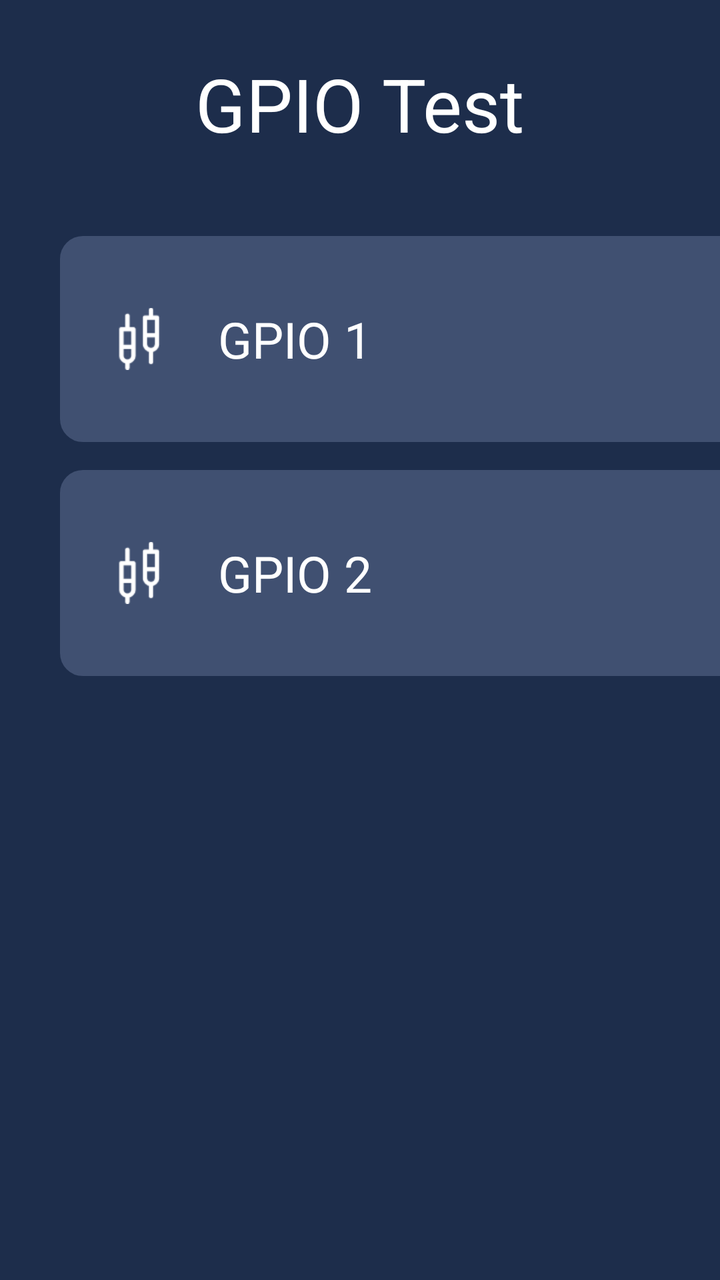
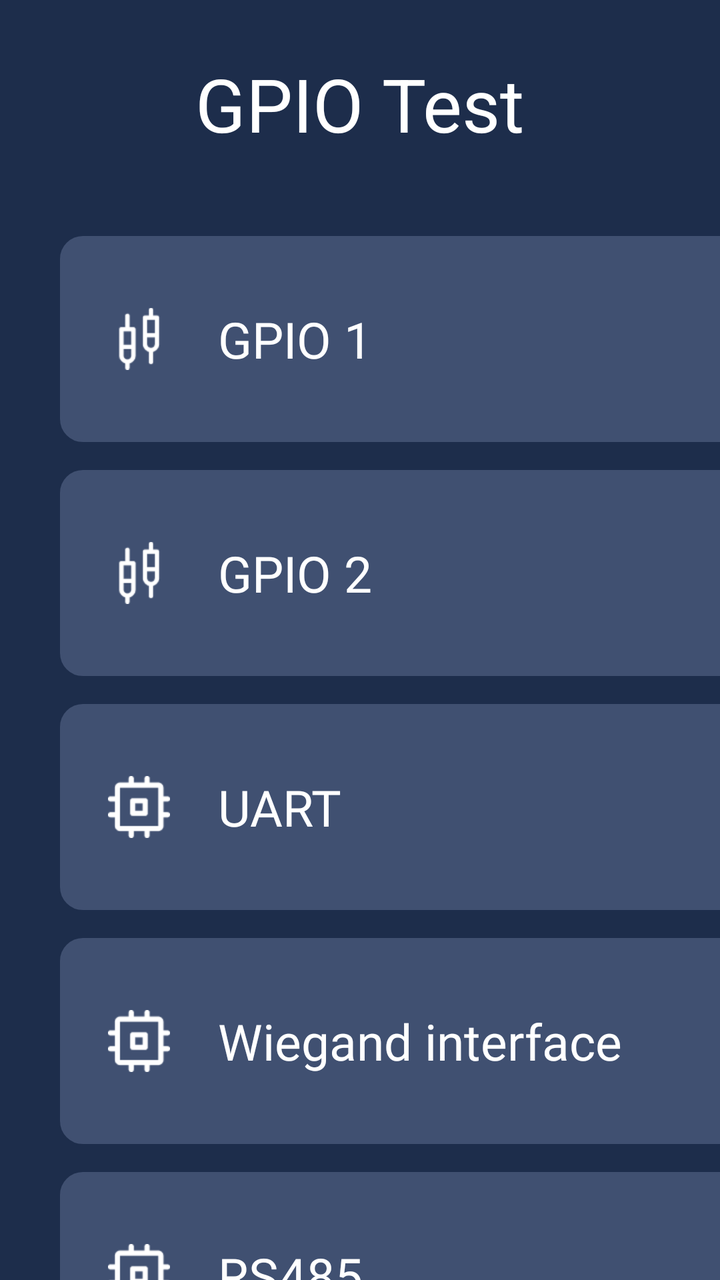

Screens rendered from an Android XML layout before and after an edit, with the pre-edit source and the edit as a unified diff.
<!-- AndroidManifest.xml: application theme NoTitle -->
<!-- res/layout/activity_new_gp_ioactivity.xml -->
<?xml version="1.0" encoding="utf-8"?>
<androidx.constraintlayout.widget.ConstraintLayout xmlns:android="http://schemas.android.com/apk/res/android"
    xmlns:app="http://schemas.android.com/apk/res-auto"
    xmlns:tools="http://schemas.android.com/tools"
    android:layout_width="match_parent"
    android:layout_height="match_parent"
    android:background="@color/colorMain"
    tools:context=".ui.activity.GpioActivity">

    <RelativeLayout
        android:id="@+id/relativeLayout2"
        android:layout_width="match_parent"
        android:layout_height="104dp"
        app:layout_constraintEnd_toEndOf="parent"
        app:layout_constraintStart_toStartOf="parent"
        app:layout_constraintTop_toTopOf="parent">

        <TextView
            android:layout_width="wrap_content"
            android:layout_height="wrap_content"
            android:layout_centerInParent="true"
            android:text="@string/GpIO_name_test"
            android:textColor="@color/white"
            android:textSize="37dp" />
    </RelativeLayout>

    <LinearLayout
        android:id="@+id/RelativeL01"
        android:layout_width="wrap_content"
        android:layout_height="wrap_content"
        android:orientation="vertical"
        app:layout_constraintEnd_toEndOf="parent"
        app:layout_constraintStart_toStartOf="parent"
        app:layout_constraintTop_toBottomOf="@+id/relativeLayout2">

        <RelativeLayout
            android:layout_width="870dp"
            android:layout_height="103dp"
            android:layout_marginLeft="30dp"
            android:layout_marginTop="14dp"
            android:background="@drawable/selector_mode_bg"
            android:paddingLeft="24dp"
            android:paddingRight="24dp">

            <ImageView
                android:id="@+id/iv_1"
                android:layout_width="31dp"
                android:layout_height="31dp"
                android:layout_alignParentLeft="true"
                android:layout_centerVertical="true"
                android:src="@drawable/ic_gpio" />

            <TextView
                android:layout_width="wrap_content"
                android:layout_height="wrap_content"
                android:layout_centerVertical="true"
                android:layout_marginLeft="24dp"
                android:layout_toRightOf="@+id/iv_1"
                android:fontFamily="@font/montserrat_regular"
                android:text="GPIO 1"
                android:textColor="@color/white"
                android:textSize="25dp" />

            <Button
                android:id="@+id/bt_gpio1_close"
                android:layout_width="150dp"
                android:layout_height="55dp"
                android:layout_alignParentRight="true"
                android:layout_centerVertical="true"
                android:background="@drawable/r_button_bg"
                android:fontFamily="@font/montserrat_regular"
                android:text="@string/gpio_close"
                android:textAllCaps="false"
                android:textColor="@color/white"
                android:textSize="21dp" />

            <Button
                android:id="@+id/bt_gpio1_open"
                android:layout_width="150dp"
                android:layout_height="55dp"
                android:layout_centerVertical="true"
                android:layout_marginRight="24dp"
                android:layout_toLeftOf="@+id/bt_gpio1_close"
                android:background="@drawable/r_button_bg"
                android:fontFamily="@font/montserrat_regular"
                android:text="@string/gpio_open"
                android:textAllCaps="false"
                android:textColor="@color/white"
                android:textSize="21dp" />
        </RelativeLayout>

        <RelativeLayout
            android:layout_width="870dp"
            android:layout_height="103dp"
            android:layout_marginLeft="30dp"
            android:layout_marginTop="14dp"
            android:background="@drawable/selector_mode_bg"
            android:paddingLeft="24dp"
            android:paddingRight="24dp">

            <ImageView
                android:id="@+id/iv_2"
                android:layout_width="31dp"
                android:layout_height="31dp"
                android:layout_alignParentLeft="true"
                android:layout_centerVertical="true"
                android:src="@drawable/ic_gpio" />

            <TextView
                android:layout_width="wrap_content"
                android:layout_height="wrap_content"
                android:layout_centerVertical="true"
                android:layout_marginLeft="24dp"
                android:layout_toRightOf="@+id/iv_2"
                android:fontFamily="@font/montserrat_regular"
                android:text="GPIO 2"
                android:textColor="@color/white"
                android:textSize="25dp" />

            <Button
                android:id="@+id/bt_gpio2_close"
                android:layout_width="150dp"
                android:layout_height="55dp"
                android:layout_alignParentRight="true"
                android:layout_centerVertical="true"
                android:background="@drawable/r_button_bg"
                android:fontFamily="@font/montserrat_regular"
                android:text="@string/gpio_close"
                android:textAllCaps="false"
                android:textColor="@color/white"
                android:textSize="21dp" />

            <Button
                android:id="@+id/bt_gpio2_open"
                android:layout_width="150dp"
                android:layout_height="55dp"
                android:layout_centerVertical="true"
                android:layout_marginRight="24dp"
                android:layout_toLeftOf="@+id/bt_gpio2_close"
                android:background="@drawable/r_button_bg"
                android:fontFamily="@font/montserrat_regular"
                android:text="@string/gpio_open"
                android:textAllCaps="false"
                android:textColor="@color/white"
                android:textSize="21dp" />
        </RelativeLayout>

    </LinearLayout>

    <RelativeLayout
        android:layout_width="870dp"
        android:layout_height="wrap_content"
        android:layout_marginTop="196dp"
        app:layout_constraintEnd_toEndOf="parent"
        app:layout_constraintLeft_toLeftOf="parent"
        app:layout_constraintLeft_toRightOf="parent"
        app:layout_constraintStart_toStartOf="parent"
        app:layout_constraintTop_toBottomOf="@+id/RelativeL01"
        tools:ignore="MissingConstraints">


        <Button
            android:id="@+id/through_bu"
            android:layout_width="121dp"
            android:layout_height="55dp"
            android:layout_alignParentEnd="true"
            android:background="@drawable/r_button_bg"
            android:text="@string/NEXTBUTTON"
            android:textAllCaps="false"
            android:textColor="@color/white"
            android:textSize="21dp"
            tools:ignore="InOrdpUsage" />


    </RelativeLayout>

</androidx.constraintlayout.widget.ConstraintLayout>
<!-- resources referenced by this layout -->
<resources>
  <color name="colorMain">#1D2D4B</color>
  <color name="white">#FFFFFFFF</color>
  <!-- drawable ic_gpio: png bitmap (drawable, 787 bytes) -->
  <!-- drawable r_button_bg (drawable) -->
  <?xml version="1.0" encoding="utf-8"?>
  <shape
      xmlns:android="http://schemas.android.com/apk/res/android">
      
      <solid
          android:color="@color/colorMainButton" />
      
      <stroke
          android:width="1dp"
          android:color="@color/colorMainButton" />
      
      <size android:height="4mm"/>
      
      <corners
          android:radius="7dp"/>
  
  </shape>
  <!-- drawable selector_mode_bg (drawable) -->
  <?xml version="1.0" encoding="utf-8"?>
  <shape
      xmlns:android="http://schemas.android.com/apk/res/android">
      
      <solid
          android:color="@color/colorMainLight" />
      
      <stroke
      android:width="1dp"
      android:color="@color/colorMainLight" />
      
      <size android:height="4dp"/>
      
      <corners
          android:radius="11dp"/>
  
  </shape>
  <string name="GpIO_name_test">GPIO Test</string>
  <string name="NEXTBUTTON">Next</string>
  <string name="gpio_close">Close</string>
  <string name="gpio_open">Open</string>
  <style name="NoTitle" parent="Theme.AppCompat.Light.NoActionBar">
          <item name="colorPrimary">@color/colorMain</item>
          <item name="colorPrimaryDark">@color/colorMain</item>
          <item name="colorAccent">@color/colorMain</item>
          <item name="android:windowFullscreen">true</item>
          <item name="windowActionBar">false</item>
          <item name="windowNoTitle">true</item>
          <item name="android:textAppearanceListItemSmall">@style/listPopupWindow</item>
      </style>
  <color name="colorMainButton">#0091FF</color>
  <color name="colorMainLight">#405071</color>
  <style name="listPopupWindow">
          <item name="android:textSize">20mm</item>
          <item name="android:fontFamily">@font/montserrat_regular</item>
          <item name="android:textColor">@color/black</item>
      </style>
  <color name="black">#FF000000</color>
</resources>

<!-- the commit's change to res/layout/activity_new_gp_ioactivity.xml (unified diff, before → after) -->
@@ -88,7 +88,6 @@
                 android:textColor="@color/white"
                 android:textSize="21dp" />
         </RelativeLayout>
-
         <RelativeLayout
             android:layout_width="870dp"
             android:layout_height="103dp"
@@ -144,13 +143,136 @@
                 android:textColor="@color/white"
                 android:textSize="21dp" />
         </RelativeLayout>
-
+        <RelativeLayout
+            android:id="@+id/relative_uart"
+            android:layout_width="870dp"
+            android:layout_height="103dp"
+            android:layout_marginLeft="30dp"
+            android:layout_marginTop="14dp"
+            android:background="@drawable/selector_mode_bg"
+            android:paddingLeft="24dp"
+            android:paddingRight="24dp">
+
+            <ImageView
+                android:id="@+id/iv_32"
+                android:layout_width="31dp"
+                android:layout_height="31dp"
+                android:layout_alignParentLeft="true"
+                android:layout_centerVertical="true"
+                android:src="@drawable/ic_chips" />
+
+            <TextView
+                android:layout_width="wrap_content"
+                android:layout_height="wrap_content"
+                android:layout_centerVertical="true"
+                android:layout_marginLeft="24dp"
+                android:layout_toRightOf="@+id/iv_32"
+                android:fontFamily="@font/montserrat_regular"
+                android:text="@string/uart"
+                android:textColor="@color/white"
+                android:textSize="25dp" />
+
+            <Button
+                android:id="@+id/bt_uart"
+                android:layout_width="191dp"
+                android:layout_height="55dp"
+                android:layout_alignParentRight="true"
+                android:layout_centerVertical="true"
+                android:background="@drawable/r_button_bg"
+                android:fontFamily="@font/montserrat_regular"
+                android:text="@string/open_port"
+                android:textAllCaps="false"
+                android:textColor="@color/white"
+                android:textSize="21dp" />
+        </RelativeLayout>
+        <RelativeLayout
+            android:id="@+id/relative_wiegand"
+            android:layout_width="870dp"
+            android:layout_height="103dp"
+            android:layout_marginLeft="30dp"
+            android:layout_marginTop="14dp"
+            android:background="@drawable/selector_mode_bg"
+            android:paddingLeft="24dp"
+            android:paddingRight="24dp">
+
+            <ImageView
+                android:id="@+id/iv_31"
+                android:layout_width="31dp"
+                android:layout_height="31dp"
+                android:layout_alignParentLeft="true"
+                android:layout_centerVertical="true"
+                android:src="@drawable/ic_chips" />
+
+            <TextView
+                android:layout_width="wrap_content"
+                android:layout_height="wrap_content"
+                android:layout_centerVertical="true"
+                android:layout_marginLeft="24dp"
+                android:layout_toRightOf="@+id/iv_31"
+                android:fontFamily="@font/montserrat_regular"
+                android:text="@string/wiegand_interface"
+                android:textColor="@color/white"
+                android:textSize="25dp" />
+
+            <Button
+                android:id="@+id/bt_uart1"
+                android:layout_width="191dp"
+                android:layout_height="55dp"
+                android:layout_alignParentRight="true"
+                android:layout_centerVertical="true"
+                android:background="@drawable/r_button_bg"
+                android:fontFamily="@font/montserrat_regular"
+                android:text="@string/open_port"
+                android:textAllCaps="false"
+                android:textColor="@color/white"
+                android:textSize="21dp" />
+        </RelativeLayout>
+        <RelativeLayout
+            android:layout_width="870dp"
+            android:layout_height="103dp"
+            android:layout_marginLeft="30dp"
+            android:layout_marginTop="14dp"
+            android:paddingLeft="24dp"
+            android:paddingRight="24dp"
+            android:background="@drawable/selector_mode_bg">
+            <ImageView
+                android:id="@+id/iv_3"
+                android:layout_width="31dp"
+                android:layout_height="31dp"
+                android:layout_centerVertical="true"
+                android:layout_alignParentLeft="true"
+                android:src="@drawable/ic_chips"/>
+
+            <TextView
+                android:layout_width="wrap_content"
+                android:layout_height="wrap_content"
+                android:layout_centerVertical="true"
+                android:layout_marginLeft="24dp"
+                android:layout_toRightOf="@+id/iv_3"
+                android:fontFamily="@font/montserrat_regular"
+                android:text="@string/rs485"
+                android:textColor="@color/white"
+                android:textSize="25dp" />
+
+            <Button
+                android:id="@+id/bt_485"
+                android:layout_width="191dp"
+                android:layout_height="55dp"
+                android:background="@drawable/r_button_bg"
+                android:layout_centerVertical="true"
+                android:layout_alignParentRight="true"
+                android:textSize="21dp"
+                android:fontFamily="@font/montserrat_regular"
+                android:textAllCaps="false"
+                android:textColor="@color/white"
+                android:text="@string/open_port"/>
+        </RelativeLayout>
     </LinearLayout>
 
     <RelativeLayout
         android:layout_width="870dp"
         android:layout_height="wrap_content"
-        android:layout_marginTop="196dp"
+        android:layout_marginTop="20dp"
         app:layout_constraintEnd_toEndOf="parent"
         app:layout_constraintLeft_toLeftOf="parent"
         app:layout_constraintLeft_toRightOf="parent"
<!-- resource entries referenced after the edit -->
@@ -2,6 +2,7 @@
 <resources>
   <color name="colorMain">#1D2D4B</color>
   <color name="white">#FFFFFFFF</color>
+  <!-- drawable ic_chips: png bitmap (drawable, 814 bytes) -->
   <!-- drawable ic_gpio: png bitmap (drawable, 787 bytes) -->
   <!-- drawable r_button_bg (drawable) -->
   <?xml version="1.0" encoding="utf-8"?>
@@ -43,6 +44,10 @@
   <string name="NEXTBUTTON">Next</string>
   <string name="gpio_close">Close</string>
   <string name="gpio_open">Open</string>
+  <string name="open_port">Open port</string>
+  <string name="rs485">RS485</string>
+  <string name="uart">UART</string>
+  <string name="wiegand_interface">Wiegand interface</string>
   <style name="NoTitle" parent="Theme.AppCompat.Light.NoActionBar">
           <item name="colorPrimary">@color/colorMain</item>
           <item name="colorPrimaryDark">@color/colorMain</item>
